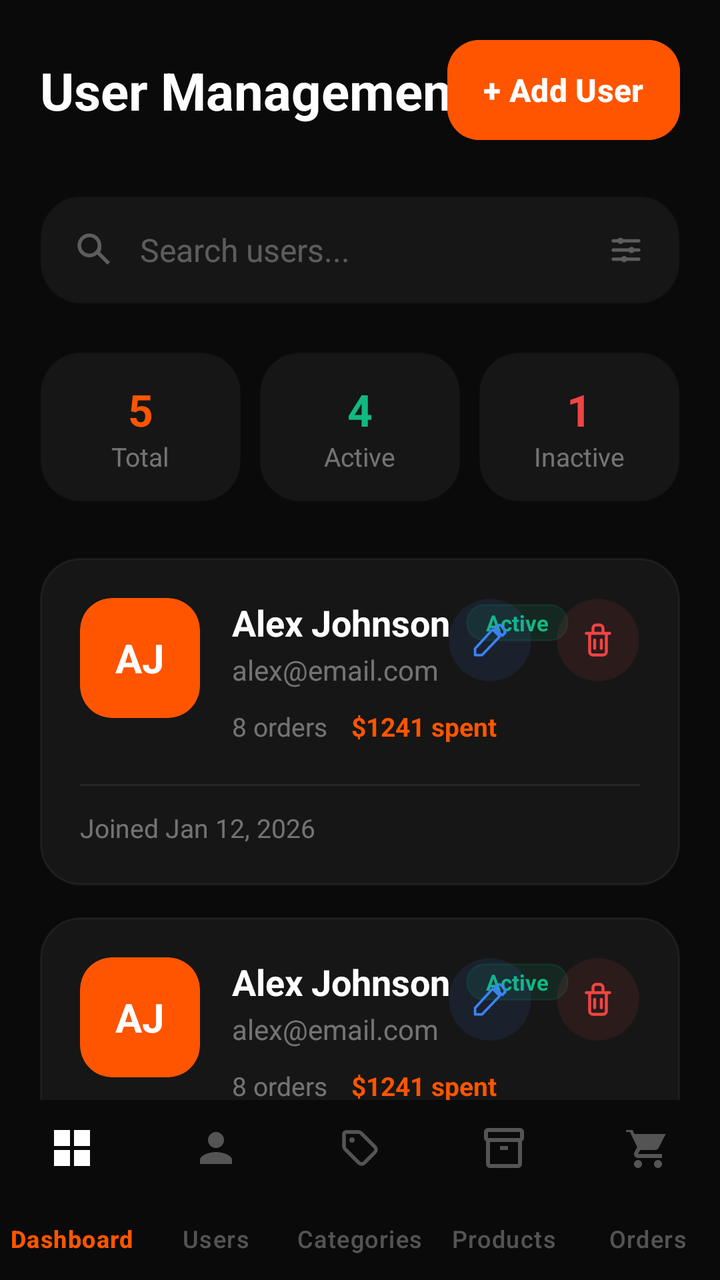
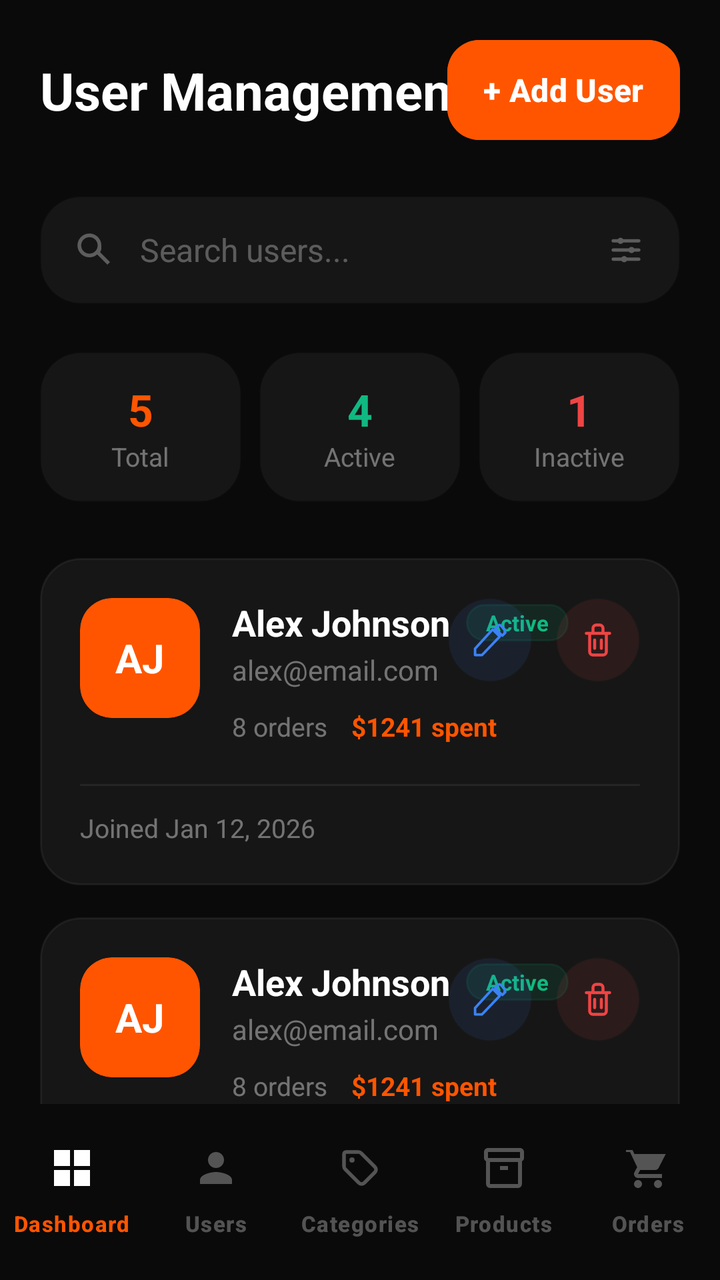

Compare the two renders of this Android layout. The source of the first and the diff that turns it into the second are given below.
<!-- AndroidManifest.xml: activity theme Theme.SoleStep.Admin -->
<!-- res/layout/activity_user_management.xml -->
<?xml version="1.0" encoding="utf-8"?>
<androidx.constraintlayout.widget.ConstraintLayout xmlns:android="http://schemas.android.com/apk/res/android"
    xmlns:app="http://schemas.android.com/apk/res-auto"
    xmlns:tools="http://schemas.android.com/tools"
    android:layout_width="match_parent"
    android:layout_height="match_parent"
    android:background="@color/bg_dark_primary"
    android:fitsSystemWindows="true"
    tools:context=".UserManagementActivity">

    <androidx.core.widget.NestedScrollView
        android:layout_width="match_parent"
        android:layout_height="0dp"
        android:clipToPadding="false"
        android:paddingBottom="24dp"
        app:layout_constraintBottom_toTopOf="@id/bottom_nav"
        app:layout_constraintTop_toTopOf="parent">

        <LinearLayout
            android:layout_width="match_parent"
            android:layout_height="wrap_content"
            android:orientation="vertical"
            android:paddingHorizontal="20dp"
            android:paddingTop="20dp">

            <androidx.constraintlayout.widget.ConstraintLayout
                android:layout_width="match_parent"
                android:layout_height="wrap_content"
                android:layout_marginBottom="28dp">

                <TextView
                    android:id="@+id/tv_title"
                    android:layout_width="wrap_content"
                    android:layout_height="wrap_content"
                    android:text="User Management"
                    android:textColor="@color/text_dark_primary"
                    android:textSize="26sp"
                    android:textStyle="bold"
                    app:layout_constraintBottom_toBottomOf="parent"
                    app:layout_constraintStart_toStartOf="parent"
                    app:layout_constraintTop_toTopOf="parent" />

                <com.google.android.material.button.MaterialButton
                    android:id="@+id/btn_add_user"
                    android:layout_width="wrap_content"
                    android:layout_height="50dp"
                    android:backgroundTint="@color/brand_orange"
                    android:insetTop="0dp"
                    android:insetBottom="0dp"
                    android:paddingHorizontal="18dp"
                    android:text="+ Add User"
                    android:textAllCaps="false"
                    android:textColor="@color/brand_white"
                    android:textSize="16sp"
                    android:textStyle="bold"
                    app:cornerRadius="16dp"
                    app:layout_constraintBottom_toBottomOf="parent"
                    app:layout_constraintEnd_toEndOf="parent"
                    app:layout_constraintTop_toTopOf="parent" />
            </androidx.constraintlayout.widget.ConstraintLayout>

            <LinearLayout
                android:layout_width="match_parent"
                android:layout_height="54dp"
                android:background="@drawable/bg_card_dark"
                android:backgroundTint="@color/bg_dark_surface_2"
                android:gravity="center_vertical"
                android:orientation="horizontal"
                android:paddingHorizontal="16dp">

                <ImageView
                    android:layout_width="22dp"
                    android:layout_height="22dp"
                    android:src="@drawable/ic_material_search"
                    app:tint="@color/text_dark_muted" />

                <EditText
                    android:layout_width="0dp"
                    android:layout_height="match_parent"
                    android:layout_weight="1"
                    android:background="@android:color/transparent"
                    android:hint="Search users..."
                    android:inputType="text"
                    android:paddingHorizontal="12dp"
                    android:textColor="@color/text_dark_primary"
                    android:textColorHint="@color/text_dark_muted"
                    android:textSize="16sp" />

                <ImageView
                    android:layout_width="22dp"
                    android:layout_height="22dp"
                    android:src="@drawable/ic_filter_sliders"
                    app:tint="@color/text_dark_muted" />
            </LinearLayout>

            <LinearLayout
                android:layout_width="match_parent"
                android:layout_height="wrap_content"
                android:layout_marginTop="24dp"
                android:orientation="horizontal">

                <LinearLayout
                    android:layout_width="0dp"
                    android:layout_height="wrap_content"
                    android:layout_marginEnd="6dp"
                    android:layout_weight="1"
                    android:background="@drawable/bg_card_dark"
                    android:backgroundTint="@color/bg_dark_surface_2"
                    android:gravity="center"
                    android:orientation="vertical"
                    android:paddingVertical="14dp">

                    <TextView
                        android:layout_width="wrap_content"
                        android:layout_height="wrap_content"
                        android:text="5"
                        android:textColor="@color/brand_orange"
                        android:textSize="22sp"
                        android:textStyle="bold" />

                    <TextView
                        android:layout_width="wrap_content"
                        android:layout_height="wrap_content"
                        android:text="Total"
                        android:textColor="@color/text_dark_tertiary"
                        android:textSize="13sp" />
                </LinearLayout>

                <LinearLayout
                    android:layout_width="0dp"
                    android:layout_height="wrap_content"
                    android:layout_marginHorizontal="3dp"
                    android:layout_weight="1"
                    android:background="@drawable/bg_card_dark"
                    android:backgroundTint="@color/bg_dark_surface_2"
                    android:gravity="center"
                    android:orientation="vertical"
                    android:paddingVertical="14dp">

                    <TextView
                        android:layout_width="wrap_content"
                        android:layout_height="wrap_content"
                        android:text="4"
                        android:textColor="@color/status_success"
                        android:textSize="22sp"
                        android:textStyle="bold" />

                    <TextView
                        android:layout_width="wrap_content"
                        android:layout_height="wrap_content"
                        android:text="Active"
                        android:textColor="@color/text_dark_tertiary"
                        android:textSize="13sp" />
                </LinearLayout>

                <LinearLayout
                    android:layout_width="0dp"
                    android:layout_height="wrap_content"
                    android:layout_marginStart="6dp"
                    android:layout_weight="1"
                    android:background="@drawable/bg_card_dark"
                    android:backgroundTint="@color/bg_dark_surface_2"
                    android:gravity="center"
                    android:orientation="vertical"
                    android:paddingVertical="14dp">

                    <TextView
                        android:layout_width="wrap_content"
                        android:layout_height="wrap_content"
                        android:text="1"
                        android:textColor="@color/status_error"
                        android:textSize="22sp"
                        android:textStyle="bold" />

                    <TextView
                        android:layout_width="wrap_content"
                        android:layout_height="wrap_content"
                        android:text="Inactive"
                        android:textColor="@color/text_dark_tertiary"
                        android:textSize="13sp" />
                </LinearLayout>
            </LinearLayout>

            <LinearLayout
                android:layout_width="match_parent"
                android:layout_height="wrap_content"
                android:layout_marginTop="28dp"
                android:orientation="vertical">

                <include layout="@layout/item_user" />

                <include layout="@layout/item_user" />

                <include layout="@layout/item_user" />

                <include layout="@layout/item_user" />

            </LinearLayout>

        </LinearLayout>
    </androidx.core.widget.NestedScrollView>

    <com.google.android.material.bottomnavigation.BottomNavigationView
        android:id="@+id/bottom_nav"
        android:layout_width="match_parent"
        android:layout_height="90dp"
        android:background="@color/bg_dark_primary"
        app:itemIconTint="@color/bn_icon_tint_admin"
        app:itemTextColor="@color/bn_label_tint_admin"
        app:itemIconSize="24dp"
        app:itemActiveIndicatorStyle="@style/Widget.App.Indicator"
        app:labelVisibilityMode="labeled"
        app:layout_constraintBottom_toBottomOf="parent"
        app:menu="@menu/admin_bottom_nav_menu" />

</androidx.constraintlayout.widget.ConstraintLayout>
<!-- res/layout/item_user.xml (included above) -->
<?xml version="1.0" encoding="utf-8"?>
<androidx.constraintlayout.widget.ConstraintLayout xmlns:android="http://schemas.android.com/apk/res/android"
    xmlns:app="http://schemas.android.com/apk/res-auto"
    xmlns:tools="http://schemas.android.com/tools"
    android:layout_width="match_parent"
    android:layout_height="wrap_content"
    android:layout_marginBottom="16dp"
    android:background="@drawable/bg_card_dark"
    android:padding="20dp">

    <com.google.android.material.card.MaterialCardView
        android:id="@+id/avatar_container"
        android:layout_width="60dp"
        android:layout_height="60dp"
        app:cardBackgroundColor="@color/brand_orange"
        app:cardCornerRadius="16dp"
        app:cardElevation="0dp"
        app:layout_constraintStart_toStartOf="parent"
        app:layout_constraintTop_toTopOf="parent"
        app:strokeWidth="0dp">

        <TextView
            android:id="@+id/tv_initials"
            android:layout_width="wrap_content"
            android:layout_height="wrap_content"
            android:layout_gravity="center"
            android:text="AJ"
            android:textColor="@color/brand_white"
            android:textSize="20sp"
            android:textStyle="bold" />
    </com.google.android.material.card.MaterialCardView>

    
    <TextView
        android:id="@+id/tv_user_name"
        android:layout_width="wrap_content"
        android:layout_height="wrap_content"
        android:layout_marginStart="16dp"
        android:text="Alex Johnson"
        android:textColor="@color/text_dark_primary"
        android:textSize="18sp"
        android:textStyle="bold"
        app:layout_constraintStart_toEndOf="@id/avatar_container"
        app:layout_constraintTop_toTopOf="@id/avatar_container" />

    <TextView
        android:id="@+id/tv_status_badge"
        android:layout_width="wrap_content"
        android:layout_height="wrap_content"
        android:layout_marginStart="8dp"
        android:background="@drawable/bg_status_delivered"
        android:backgroundTint="#1A10B981"
        android:paddingHorizontal="10dp"
        android:paddingVertical="2dp"
        android:text="Active"
        android:textColor="@color/status_success"
        android:textSize="11sp"
        android:textStyle="bold"
        app:layout_constraintBottom_toBottomOf="@id/tv_user_name"
        app:layout_constraintStart_toEndOf="@id/tv_user_name"
        app:layout_constraintTop_toTopOf="@id/tv_user_name" />

    
    <TextView
        android:id="@+id/tv_user_email"
        android:layout_width="0dp"
        android:layout_height="wrap_content"
        android:layout_marginTop="2dp"
        android:text="alex@email.com"
        android:textColor="@color/text_dark_tertiary"
        android:textSize="14sp"
        app:layout_constraintEnd_toStartOf="@id/actions_layout"
        app:layout_constraintStart_toStartOf="@id/tv_user_name"
        app:layout_constraintTop_toBottomOf="@id/tv_user_name" />

    <LinearLayout
        android:id="@+id/stats_layout"
        android:layout_width="wrap_content"
        android:layout_height="wrap_content"
        android:layout_marginTop="10dp"
        android:orientation="horizontal"
        app:layout_constraintStart_toStartOf="@id/tv_user_name"
        app:layout_constraintTop_toBottomOf="@id/tv_user_email">

        <TextView
            android:id="@+id/tv_orders_count"
            android:layout_width="wrap_content"
            android:layout_height="wrap_content"
            android:text="8 orders"
            android:textColor="@color/text_dark_tertiary"
            android:textSize="13sp" />

        <TextView
            android:id="@+id/tv_spent_amount"
            android:layout_width="wrap_content"
            android:layout_height="wrap_content"
            android:layout_marginStart="12dp"
            android:text="$1241 spent"
            android:textColor="@color/brand_orange"
            android:textSize="13sp"
            android:textStyle="bold" />
    </LinearLayout>

    
    <LinearLayout
        android:id="@+id/actions_layout"
        android:layout_width="wrap_content"
        android:layout_height="wrap_content"
        android:orientation="horizontal"
        app:layout_constraintEnd_toEndOf="parent"
        app:layout_constraintTop_toTopOf="@id/tv_user_name">

        <FrameLayout
            android:id="@+id/btn_edit"
            android:layout_width="42dp"
            android:layout_height="42dp"
            android:layout_marginEnd="12dp"
            android:background="@drawable/bg_circle_dark"
            android:backgroundTint="#1A3B82F6">
            <ImageView
                android:layout_width="20dp"
                android:layout_height="20dp"
                android:layout_gravity="center"
                android:src="@drawable/ic_edit"
                app:tint="@color/stat_orders" />
        </FrameLayout>

        <FrameLayout
            android:id="@+id/btn_delete"
            android:layout_width="42dp"
            android:layout_height="42dp"
            android:background="@drawable/bg_circle_dark"
            android:backgroundTint="#1AEF4444">
            <ImageView
                android:layout_width="20dp"
                android:layout_height="20dp"
                android:layout_gravity="center"
                android:src="@drawable/ic_trash"
                app:tint="@color/status_error" />
        </FrameLayout>
    </LinearLayout>

    <View
        android:id="@+id/item_divider"
        android:layout_width="match_parent"
        android:layout_height="1dp"
        android:layout_marginTop="20dp"
        android:background="@color/border_dark_light"
        app:layout_constraintTop_toBottomOf="@id/stats_layout" />

    <TextView
        android:id="@+id/tv_joined_date"
        android:layout_width="wrap_content"
        android:layout_height="wrap_content"
        android:layout_marginTop="12dp"
        android:text="Joined Jan 12, 2026"
        android:textColor="@color/text_dark_tertiary"
        android:textSize="13sp"
        app:layout_constraintStart_toStartOf="parent"
        app:layout_constraintTop_toBottomOf="@id/item_divider" />

</androidx.constraintlayout.widget.ConstraintLayout>
<!-- resources referenced by this layout -->
<resources>
  <color name="bg_dark_primary">#0A0A0A</color>
  <color name="bg_dark_surface_2">#161616</color>
  <color name="border_dark_light">#0FFFFFFF</color>
  <color name="brand_orange">#FF5500</color>
  <color name="brand_white">#FFFFFF</color>
  <color name="stat_orders">#3B82F6</color>
  <color name="status_error">#EF4444</color>
  <color name="status_success">#10B981</color>
  <color name="text_dark_muted">#4DFFFFFF</color>
  <color name="text_dark_primary">#FFFFFF</color>
  <color name="text_dark_tertiary">#66FFFFFF</color>
  <!-- drawable bg_circle_dark (drawable) -->
  <?xml version="1.0" encoding="utf-8"?>
  <shape xmlns:android="http://schemas.android.com/apk/res/android"
      android:shape="oval">
      <solid android:color="@color/bg_dark_surface_2" />
      <stroke
          android:width="1dp"
          android:color="@color/border_dark_light" />
  </shape>
  <!-- drawable bg_status_delivered (drawable) -->
  <?xml version="1.0" encoding="utf-8"?>
  <shape xmlns:android="http://schemas.android.com/apk/res/android"
      android:shape="rectangle">
      <solid android:color="@color/status_success_bg_light" />
      <corners android:radius="@dimen/radius_pill" />
      <stroke android:width="@dimen/stroke_thin" android:color="@color/status_success" />
  </shape>
  <style name="Widget.App.Indicator" parent="Widget.Material3.BottomNavigationView.ActiveIndicator">
          <item name="android:color">@color/brand_orange</item>
          <item name="android:width">60dp</item>
          <item name="android:height">48dp</item>
          <item name="marginHorizontal">8dp</item>
          <item name="shapeAppearance">@style/ShapeAppearance.App.Indicator</item>
      </style>
  <dimen name="radius_card">20dp</dimen>
  <dimen name="stroke_thin">1dp</dimen>
  <color name="status_success_bg_light">#F0FFF4</color>
  <dimen name="radius_pill">999dp</dimen>
  <style name="ShapeAppearance.App.Indicator" parent="ShapeAppearance.Material3.SmallComponent">
          <item name="cornerSize">16dp</item>
      </style>
  <color name="brand_orange_light">#FF8844</color>
  <color name="brand_indigo">#6366F1</color>
  <style name="ShapeAppearance.SoleStep.Small" parent="">
          <item name="cornerFamily">rounded</item>
          <item name="cornerSize">@dimen/radius_sm</item>
      </style>
  <style name="ShapeAppearance.SoleStep.Medium" parent="">
          <item name="cornerFamily">rounded</item>
          <item name="cornerSize">@dimen/radius_lg</item>
      </style>
  <style name="ShapeAppearance.SoleStep.Large" parent="">
          <item name="cornerFamily">rounded</item>
          <item name="cornerSize">@dimen/radius_2xl</item>
      </style>
  <dimen name="radius_sm">8dp</dimen>
  <dimen name="radius_lg">16dp</dimen>
  <dimen name="radius_2xl">24dp</dimen>
  <!-- unchanged entries left out for length: 6 -->
</resources>

<!-- the commit's change to res/layout/activity_user_management.xml (unified diff, before → after) -->
@@ -2,18 +2,18 @@
 <androidx.constraintlayout.widget.ConstraintLayout xmlns:android="http://schemas.android.com/apk/res/android"
     xmlns:app="http://schemas.android.com/apk/res-auto"
     xmlns:tools="http://schemas.android.com/tools"
+    android:id="@+id/admin_user_management_root"
     android:layout_width="match_parent"
     android:layout_height="match_parent"
     android:background="@color/bg_dark_primary"
-    android:fitsSystemWindows="true"
-    tools:context=".UserManagementActivity">
+    tools:context=".admin.UserManagementActivity">
 
     <androidx.core.widget.NestedScrollView
         android:layout_width="match_parent"
         android:layout_height="0dp"
         android:clipToPadding="false"
         android:paddingBottom="24dp"
-        app:layout_constraintBottom_toTopOf="@id/bottom_nav"
+        app:layout_constraintBottom_toTopOf="@id/admin_bottom_nav"
         app:layout_constraintTop_toTopOf="parent">
 
         <LinearLayout
@@ -200,18 +200,11 @@
         </LinearLayout>
     </androidx.core.widget.NestedScrollView>
 
-    <com.google.android.material.bottomnavigation.BottomNavigationView
-        android:id="@+id/bottom_nav"
+    <include
+        layout="@layout/view_admin_bottom_nav"
         android:layout_width="match_parent"
-        android:layout_height="90dp"
-        android:background="@color/bg_dark_primary"
-        app:itemIconTint="@color/bn_icon_tint_admin"
-        app:itemTextColor="@color/bn_label_tint_admin"
-        app:itemIconSize="24dp"
-        app:itemActiveIndicatorStyle="@style/Widget.App.Indicator"
-        app:labelVisibilityMode="labeled"
-        app:layout_constraintBottom_toBottomOf="parent"
-        app:menu="@menu/admin_bottom_nav_menu" />
+        android:layout_height="wrap_content"
+        app:layout_constraintBottom_toBottomOf="parent" />
 
 </androidx.constraintlayout.widget.ConstraintLayout>
 <!-- res/layout/item_user.xml (included above) -->
@@ -377,3 +370,13 @@
         app:layout_constraintTop_toBottomOf="@id/item_divider" />
 
 </androidx.constraintlayout.widget.ConstraintLayout>
+<!-- res/layout/view_admin_bottom_nav.xml (included above) -->
+<?xml version="1.0" encoding="utf-8"?>
+<com.google.android.material.bottomnavigation.BottomNavigationView
+    xmlns:android="http://schemas.android.com/apk/res/android"
+    xmlns:app="http://schemas.android.com/apk/res-auto"
+    android:id="@+id/admin_bottom_nav"
+    style="@style/Widget.SoleStep.BottomNavigationView.Admin"
+    android:layout_width="match_parent"
+    android:layout_height="wrap_content"
+    app:menu="@menu/admin_bottom_nav_menu" />
<!-- resource entries referenced after the edit -->
@@ -28,19 +28,39 @@
       <corners android:radius="@dimen/radius_pill" />
       <stroke android:width="@dimen/stroke_thin" android:color="@color/status_success" />
   </shape>
+  <style name="Widget.SoleStep.BottomNavigationView.Admin" parent="Widget.Material3.BottomNavigationView">
+          <item name="android:background">@color/bg_dark_primary</item>
+          <item name="backgroundTint">@color/bg_dark_primary</item>
+          <item name="itemIconTint">@color/bn_icon_tint_admin</item>
+          <item name="itemTextColor">@color/bn_label_tint_admin</item>
+          <item name="itemActiveIndicatorStyle">@style/Widget.App.Indicator</item>
+          <item name="itemIconSize">24dp</item>
+          <item name="elevation">8dp</item>
+          <item name="labelVisibilityMode">labeled</item>
+          <item name="itemTextAppearanceActive">@style/TextAppearance.SoleStep.BottomNav.Admin</item>
+          <item name="itemTextAppearanceInactive">@style/TextAppearance.SoleStep.BottomNav.Admin</item>
+          <item name="android:minHeight">72dp</item>
+          <item name="android:paddingTop">8dp</item>
+          <item name="android:paddingBottom">8dp</item>
+      </style>
   <style name="Widget.App.Indicator" parent="Widget.Material3.BottomNavigationView.ActiveIndicator">
           <item name="android:color">@color/brand_orange</item>
-          <item name="android:width">60dp</item>
-          <item name="android:height">48dp</item>
-          <item name="marginHorizontal">8dp</item>
+          <item name="android:width">64dp</item>
+          <item name="android:height">32dp</item>
+          <item name="marginHorizontal">4dp</item>
           <item name="shapeAppearance">@style/ShapeAppearance.App.Indicator</item>
+      </style>
+  <style name="TextAppearance.SoleStep.BottomNav.Admin" parent="TextAppearance.Material3.LabelSmall">
+          <item name="android:textSize">11sp</item>
+          <item name="android:fontFamily">sans-serif-medium</item>
+          <item name="android:textStyle">bold</item>
       </style>
   <dimen name="radius_card">20dp</dimen>
   <dimen name="stroke_thin">1dp</dimen>
   <color name="status_success_bg_light">#F0FFF4</color>
   <dimen name="radius_pill">999dp</dimen>
   <style name="ShapeAppearance.App.Indicator" parent="ShapeAppearance.Material3.SmallComponent">
-          <item name="cornerSize">16dp</item>
+          <item name="cornerSize">50%</item>
       </style>
   <color name="brand_orange_light">#FF8844</color>
   <color name="brand_indigo">#6366F1</color>
